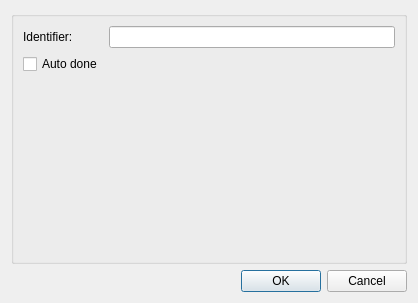
Qt form mapclientplugins/scaffoldcreator/qt/configuredialog.ui (mlin865/mapclientplugins.scaffoldcreator) before a commit.
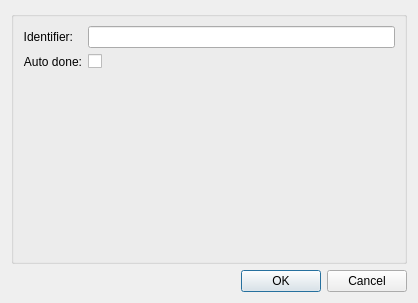
The same form after that commit.

Commit message: Handle the operation of the configuration option Auto done better.

Diff of the .ui file:
```diff
--- a/mapclientplugins/scaffoldcreator/qt/configuredialog.ui
+++ b/mapclientplugins/scaffoldcreator/qt/configuredialog.ui
@@ -26,7 +26,10 @@
       <item row="0" column="0">
        <widget class="QLabel" name="label0">
         <property name="text">
-         <string>Identifier:  </string>
+         <string>Identifier:</string>
+        </property>
+        <property name="alignment">
+         <set>Qt::AlignmentFlag::AlignRight|Qt::AlignmentFlag::AlignTrailing|Qt::AlignmentFlag::AlignVCenter</set>
         </property>
        </widget>
       </item>
@@ -34,9 +37,19 @@
        <widget class="QLineEdit" name="lineEdit0"/>
       </item>
       <item row="1" column="0">
+       <widget class="QLabel" name="labelAutoDone">
+        <property name="text">
+         <string>Auto done:</string>
+        </property>
+        <property name="alignment">
+         <set>Qt::AlignmentFlag::AlignRight|Qt::AlignmentFlag::AlignTrailing|Qt::AlignmentFlag::AlignVCenter</set>
+        </property>
+       </widget>
+      </item>
+      <item row="1" column="1">
        <widget class="QCheckBox" name="autoDoneCheckBox">
         <property name="text">
-         <string>Auto done</string>
+         <string/>
         </property>
        </widget>
       </item>
```
Left out of the diff: 6 changed lines with no effect on the pictures. The commit also changes 3 other files.
